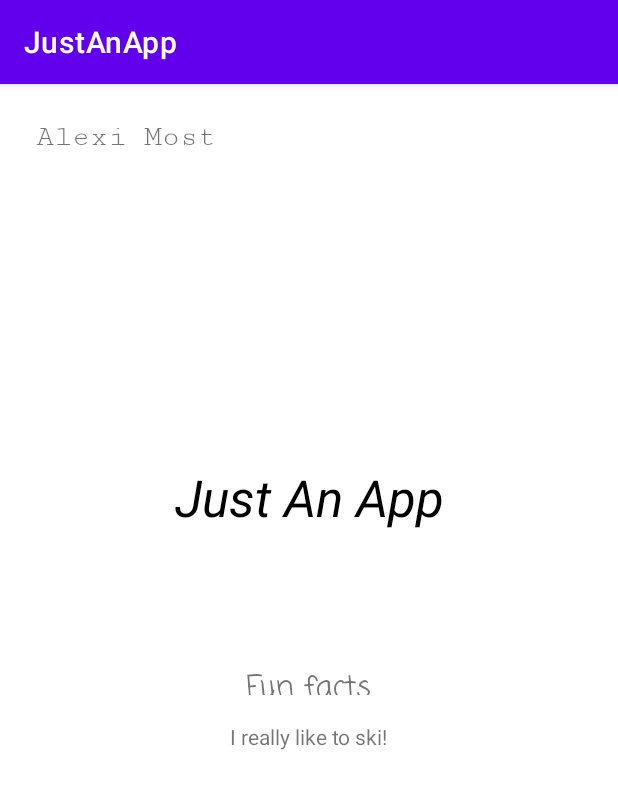
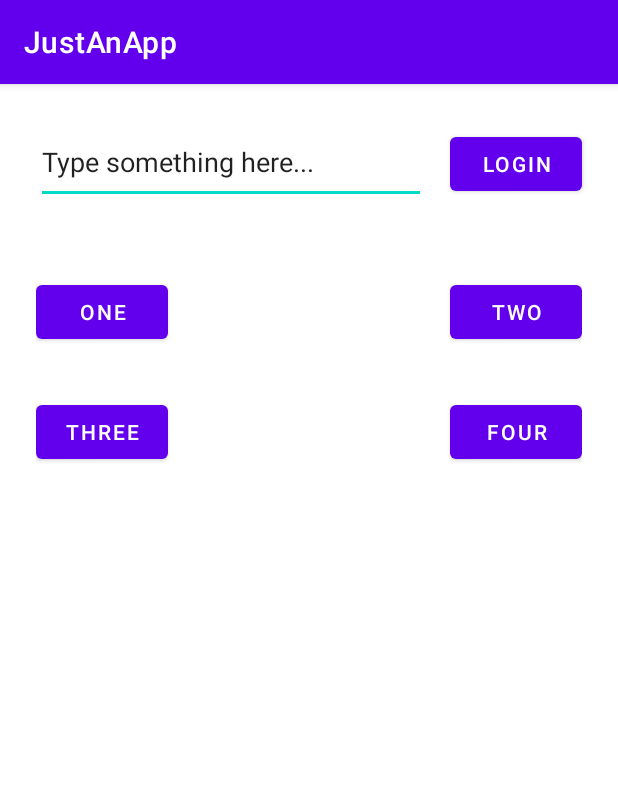
Before and after one commit to alyoshenka/JustAnApp, an Android app: the screen it shows after launch (MainActivity), on a phone screen of 412 x 824 dp. Shown: the top 789 px of the screen. Run offline under Robolectric (Android 15) with nearby library versions, the phone set to English and light mode, and no system bars.

Commit message:
assignment 2

```diff
--- a/app/src/main/java/com/alyoshenka/justanapp/MainActivity.kt
+++ b/app/src/main/java/com/alyoshenka/justanapp/MainActivity.kt
@@ -2,10 +2,22 @@ package com.alyoshenka.justanapp
 
 import androidx.appcompat.app.AppCompatActivity
 import android.os.Bundle
+import android.widget.Button
+import android.widget.Toast
 
 class MainActivity : AppCompatActivity() {
     override fun onCreate(savedInstanceState: Bundle?) {
         super.onCreate(savedInstanceState)
         setContentView(R.layout.activity_main)
+
+        val tl = findViewById<Button>(R.id.button_tl)
+        val tr = findViewById<Button>(R.id.button_tr)
+        val bl = findViewById<Button>(R.id.button_bl)
+        val br = findViewById<Button>(R.id.button_br)
+
+        tl.setOnClickListener { Toast.makeText(this, resources.getString(R.string.button_tl), Toast.LENGTH_SHORT).show() }
+        tr.setOnClickListener { Toast.makeText(this, resources.getString(R.string.button_tr), Toast.LENGTH_SHORT).show() }
+        bl.setOnClickListener { Toast.makeText(this, resources.getString(R.string.button_bl), Toast.LENGTH_SHORT).show() }
+        br.setOnClickListener { Toast.makeText(this, resources.getString(R.string.button_br), Toast.LENGTH_SHORT).show() }
     }
 }
--- a/app/src/main/res/layout/activity_main.xml
+++ b/app/src/main/res/layout/activity_main.xml
@@ -6,56 +6,73 @@
     android:layout_height="match_parent"
     tools:context=".MainActivity">
 
-    <TextView
-        android:id="@+id/textView3"
-        android:layout_width="wrap_content"
-        android:layout_height="wrap_content"
-        android:text="Just An App"
-        android:textColor="#000000"
-        android:textSize="34sp"
-        android:textStyle="italic"
-        app:layout_constraintBottom_toBottomOf="parent"
-        app:layout_constraintLeft_toLeftOf="parent"
-        app:layout_constraintRight_toRightOf="parent"
-        app:layout_constraintTop_toTopOf="parent"
-        app:layout_constraintVertical_bias="0.35000002" />
-
-    <TextView
-        android:id="@+id/textView"
-        android:layout_width="wrap_content"
-        android:layout_height="wrap_content"
+    <EditText
+        android:id="@+id/plain_text_input"
+        android:layout_width="0dp"
+        android:layout_height="56dp"
         android:layout_marginStart="24dp"
         android:layout_marginTop="24dp"
-        android:fontFamily="serif-monospace"
-        android:text="Alexi Most"
-        android:textSize="20sp"
+        android:layout_marginEnd="16dp"
+        android:inputType="text"
+        android:text="@string/helper_text"
+        app:layout_constraintEnd_toStartOf="@+id/button"
         app:layout_constraintStart_toStartOf="parent"
         app:layout_constraintTop_toTopOf="parent" />
 
-    <TextView
-        android:id="@+id/textView2"
-        android:layout_width="wrap_content"
-        android:layout_height="19dp"
-        android:layout_marginStart="170dp"
-        android:layout_marginTop="90dp"
-        android:layout_marginEnd="170dp"
-        android:fontFamily="casual"
-        android:text="Fun facts"
-        android:textSize="20sp"
-        app:layout_constraintEnd_toEndOf="parent"
-        app:layout_constraintStart_toStartOf="parent"
-        app:layout_constraintTop_toBottomOf="@+id/textView3" />
-
-    <TextView
-        android:id="@+id/textView4"
+    <Button
+        android:id="@+id/button"
         android:layout_width="wrap_content"
         android:layout_height="wrap_content"
-        android:layout_marginStart="160dp"
-        android:layout_marginTop="18dp"
-        android:layout_marginEnd="160dp"
-        android:text="I really like to ski!"
-        app:layout_constraintEnd_toEndOf="parent"
-        app:layout_constraintStart_toStartOf="parent"
-        app:layout_constraintTop_toBottomOf="@+id/textView2" />
+        android:layout_marginEnd="24dp"
+        android:text="@string/login"
+        app:layout_constraintBaseline_toBaselineOf="@+id/plain_text_input"
+        app:layout_constraintEnd_toEndOf="parent" />
+
+    <androidx.constraintlayout.widget.ConstraintLayout
+        android:layout_width="0dp"
+        android:layout_height="match_parent"
+        android:layout_marginTop="128dp"
+        android:layout_marginBottom="24dp"
+        app:layout_constraintBottom_toBottomOf="parent"
+        app:layout_constraintEnd_toEndOf="@+id/button"
+        app:layout_constraintHorizontal_bias="0.0"
+        app:layout_constraintStart_toStartOf="@+id/plain_text_input"
+        app:layout_constraintTop_toTopOf="parent"
+        app:layout_constraintVertical_bias="0.0">
+
+        <Button
+            android:id="@+id/button_tl"
+            android:layout_width="88dp"
+            android:layout_height="wrap_content"
+            android:text="@string/button_tl"
+            app:layout_constraintStart_toStartOf="parent"
+            app:layout_constraintTop_toTopOf="parent" />
+
+        <Button
+            android:id="@+id/button_br"
+            android:layout_width="88dp"
+            android:layout_height="wrap_content"
+            android:layout_marginTop="32dp"
+            android:text="@string/button_br"
+            app:layout_constraintEnd_toEndOf="parent"
+            app:layout_constraintTop_toBottomOf="@+id/button_tr" />
+
+        <Button
+            android:id="@+id/button_bl"
+            android:layout_width="88dp"
+            android:layout_height="wrap_content"
+            android:layout_marginTop="32dp"
+            android:text="@string/button_bl"
+            app:layout_constraintStart_toStartOf="parent"
+            app:layout_constraintTop_toBottomOf="@+id/button_tl" />
+
+        <Button
+            android:id="@+id/button_tr"
+            android:layout_width="88dp"
+            android:layout_height="wrap_content"
+            android:text="@string/button_tr"
+            app:layout_constraintEnd_toEndOf="parent"
+            app:layout_constraintTop_toTopOf="parent" />
+    </androidx.constraintlayout.widget.ConstraintLayout>
 
 </androidx.constraintlayout.widget.ConstraintLayout>
--- a/app/src/main/res/values/strings.xml
+++ b/app/src/main/res/values/strings.xml
@@ -1,3 +1,9 @@
 <resources>
     <string name="app_name">JustAnApp</string>
+    <string name="helper_text">Type something here...</string>
+    <string name="login">Login</string>
+    <string name="button_tl">One</string>
+    <string name="button_tr">Two</string>
+    <string name="button_bl">Three</string>
+    <string name="button_br">Four</string>
 </resources>
```
